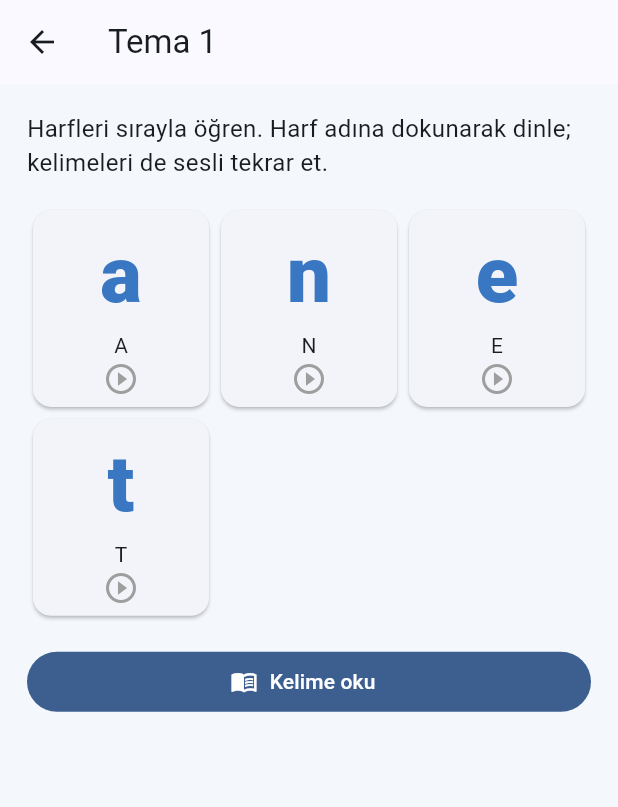
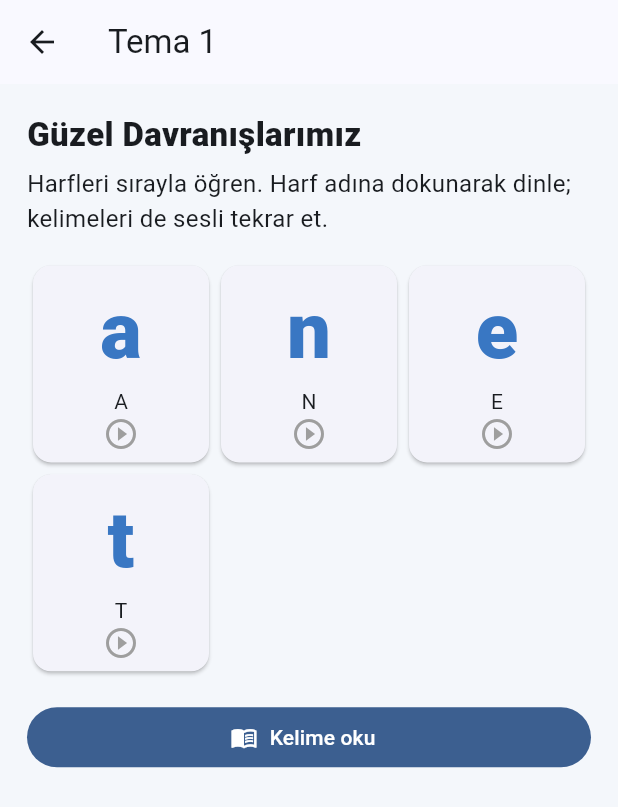
Before and after one commit to csprofesor/okumayazma, a Flutter app: the screen it shows after launch, after a tap on an icon or button, on a phone screen of 412 x 824 dp. Shown: the top 807 px of the screen. Run offline on Flutter 3.47's test engine with Material 3 defaults, Android fonts, the phone set to English and light mode, and no system bars; our stand-ins replace flutter_tts, shared_preferences.

Commit message:
Display MEB theme title on lesson detail screen

```diff
--- a/lib/main.dart
+++ b/lib/main.dart
@@ -121,6 +121,8 @@ class _GroupScreenState extends State<GroupScreen>{
  @override Widget build(BuildContext context)=>Scaffold(
   appBar:AppBar(title:Text('Tema ${widget.index+1}')),
   body:ListView(padding:const EdgeInsets.all(18),children:[
+   Text(themeNames[widget.index],style:const TextStyle(fontSize:22,fontWeight:FontWeight.w900)),
+   const SizedBox(height:6),
    const Text('Harfleri sırayla öğren. Harf adına dokunarak dinle; kelimeleri de sesli tekrar et.',style:TextStyle(fontSize:16)),
    const SizedBox(height:16),
    GridView.count(shrinkWrap:true,physics:const NeverScrollableScrollPhysics(),crossAxisCount:3,childAspectRatio:.9,children:groups[widget.index].map((l)=>Card(child:InkWell(borderRadius:BorderRadius.circular(20),onTap:()=>Navigator.push(context,MaterialPageRoute(builder:(_)=>LetterScreen(letter:l,onDone:()async{await markDone(l);await refresh();widget.onDone();}))),child:Column(mainAxisAlignment:MainAxisAlignment.center,children:[
```
